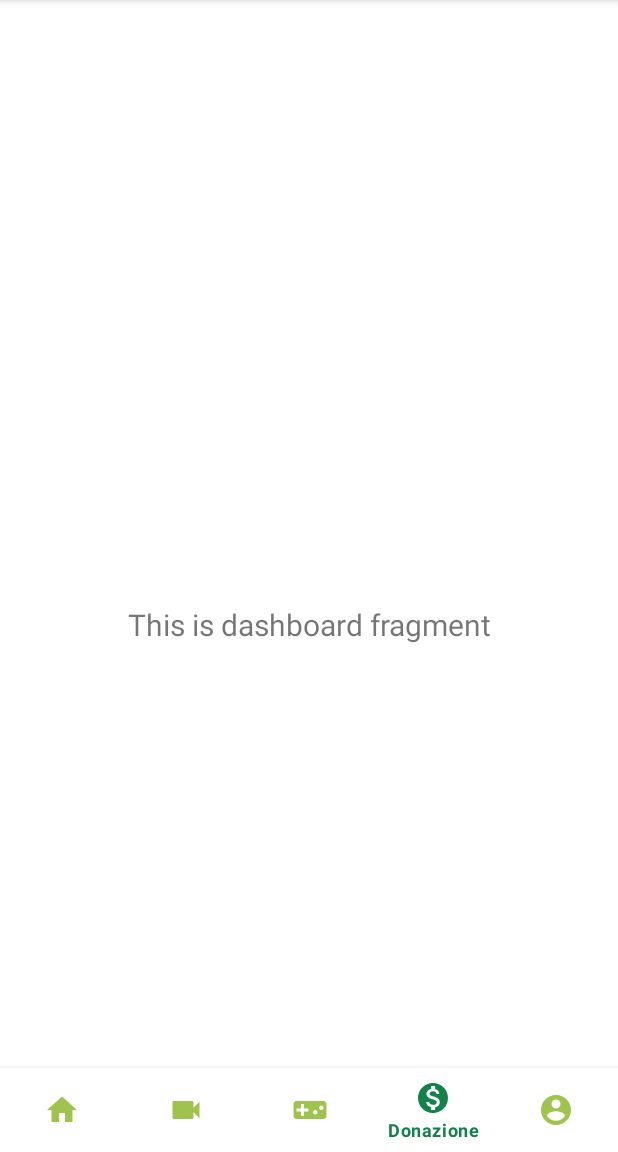
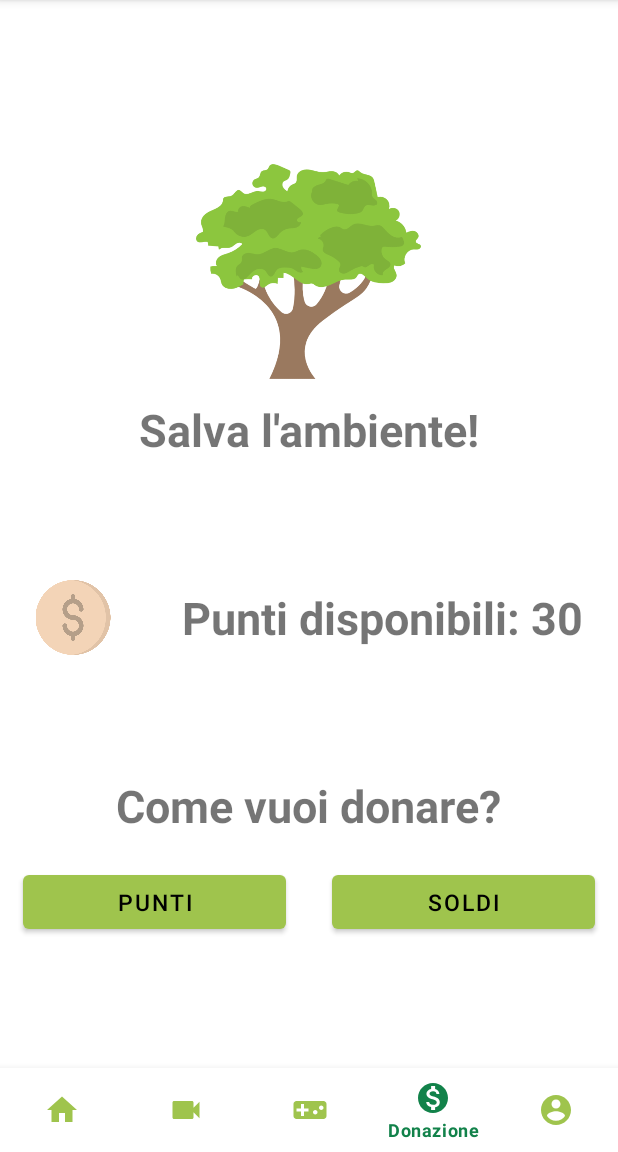
Before and after one commit to vinciraia99/TeamForest, an Android app: the DonationFragment screen opened through its navigation route, on a phone screen of 412 x 824 dp, the part 84-1236 px from its top. Run offline under Robolectric (Android 15) with nearby library versions, the phone set to English and light mode, and no system bars; our stand-ins replace navigation-ui; 2 statements that could not run were skipped.

Commit message:
Fragment Donation

```diff
--- a/app/src/main/res/layout/fragment_donation.xml
+++ b/app/src/main/res/layout/fragment_donation.xml
@@ -1,23 +1,96 @@
 <?xml version="1.0" encoding="utf-8"?>
-<androidx.constraintlayout.widget.ConstraintLayout
+<LinearLayout
     xmlns:android="http://schemas.android.com/apk/res/android"
     xmlns:app="http://schemas.android.com/apk/res-auto"
     xmlns:tools="http://schemas.android.com/tools"
     android:layout_width="match_parent"
     android:layout_height="match_parent"
+    android:orientation="vertical"
+    android:layout_gravity="center"
     tools:context=".ui.donation.DonationFragment" >
 
+    <ImageView
+        android:layout_width="150dp"
+        android:layout_height="150dp"
+        android:src="@drawable/treedonation"
+        android:layout_gravity="center"
+        android:layout_marginTop="50dp"
+        android:id="@+id/imgTreeDonation"/>
+
     <TextView
-        android:id="@+id/text_donation"
+        android:layout_width="wrap_content"
+        android:layout_height="wrap_content"
+        android:textSize="30dp"
+        android:text="Salva l'ambiente!"
+        android:layout_gravity="center"
+        android:layout_marginTop="10dp"
+        android:textStyle="bold"/>
+
+    <LinearLayout
         android:layout_width="match_parent"
         android:layout_height="wrap_content"
-        android:layout_marginStart="8dp"
-        android:layout_marginTop="8dp"
-        android:layout_marginEnd="8dp"
-        android:textAlignment="center"
-        android:textSize="20sp"
-        app:layout_constraintEnd_toEndOf="parent"
-        app:layout_constraintStart_toStartOf="parent"
-        app:layout_constraintTop_toTopOf="parent"
-        app:layout_constraintBottom_toBottomOf="parent" />
-</androidx.constraintlayout.widget.ConstraintLayout>
+        android:orientation="horizontal"
+        android:gravity="center"
+        android:layout_marginTop="80dp">
+
+        <ImageView
+            android:id="@+id/imgdollardonation"
+            android:layout_width="50dp"
+            android:layout_height="50dp"
+            android:layout_weight="1"
+            android:src="@drawable/dollardonation" />
+
+        <TextView
+            android:layout_width="wrap_content"
+            android:layout_height="50dp"
+            android:layout_weight="1"
+            android:gravity="center"
+            android:text="Punti disponibili: 30"
+            android:textSize="30dp"
+            android:textStyle="bold" />
+
+    </LinearLayout>
+
+    <LinearLayout
+        android:layout_width="match_parent"
+        android:layout_height="wrap_content"
+        android:orientation="vertical"
+        android:layout_marginTop="80dp"
+        android:layout_gravity="center">
+
+    <TextView
+        android:layout_width="wrap_content"
+        android:layout_height="wrap_content"
+        android:textSize="30dp"
+        android:text="Come vuoi donare?"
+        android:layout_gravity="center"
+        android:textStyle="bold"/>
+
+    <LinearLayout
+        android:layout_width="match_parent"
+        android:layout_height="wrap_content"
+        android:orientation="horizontal"
+        android:gravity="center"
+        android:layout_marginTop="20dp">
+
+        <Button
+            android:layout_width="wrap_content"
+            android:layout_height="wrap_content"
+            android:layout_weight="1"
+            android:text="Punti"
+            android:layout_marginHorizontal="15dp"
+            android:textSize="15dp"/>
+
+        <Button
+            android:layout_width="wrap_content"
+            android:layout_height="wrap_content"
+            android:layout_weight="1"
+            android:layout_marginHorizontal="15dp"
+            android:text="Soldi"
+            android:textSize="15dp"/>
+
+    </LinearLayout>
+
+    </LinearLayout>
+
+</LinearLayout>
```
Also changed, not shown: app/src/main/res/drawable-v24/dollardonation.png (added), app/src/main/res/drawable-v24/treedonation.png (added).
